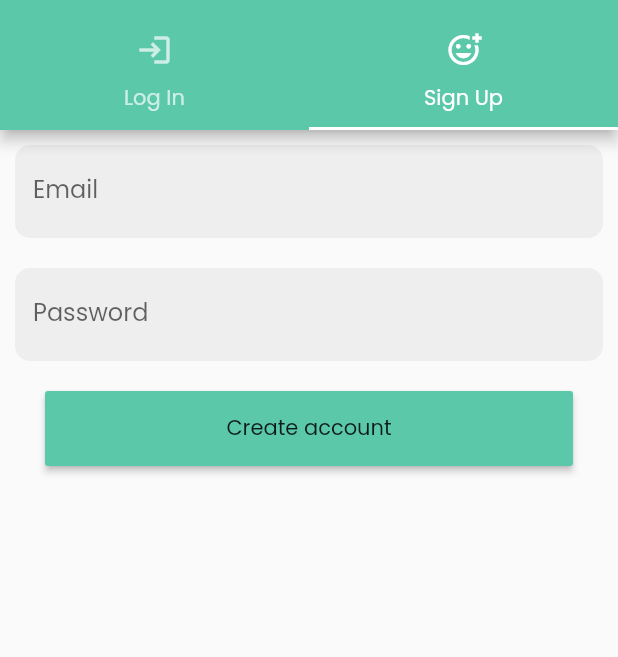
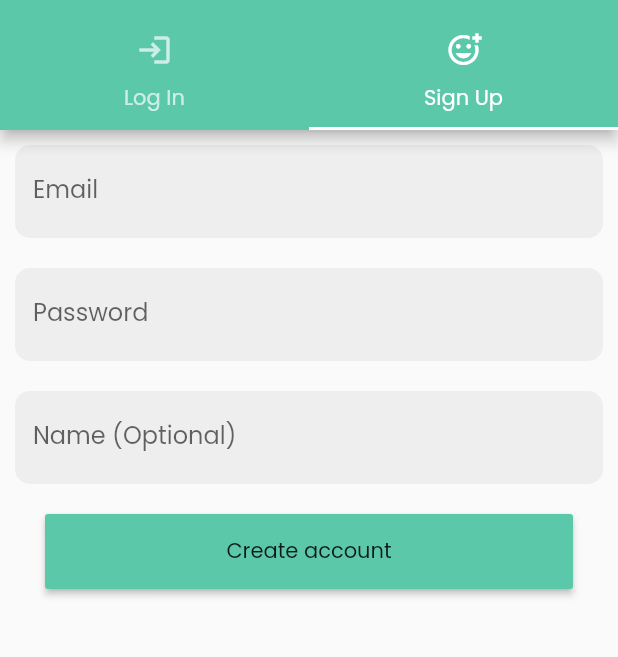
Before and after one commit to MCarlomagno/spending_tracker, a Flutter app: the screen it shows after launch, tab 2 chosen, on a phone screen of 412 x 824 dp, the part 65-722 px from its top. Run offline on Flutter 3.47's test engine with Material 2 defaults, Android fonts, the phone set to English and light mode, and no system bars; our stand-ins replace firebase_auth, firebase_core, get_it, sqflite; accounts and stored records are empty.

Commit message:
feat: update name information on settings

```diff
--- a/lib/services/authentication_service.dart
+++ b/lib/services/authentication_service.dart
@@ -4,6 +4,8 @@ class AuthenticationService {
   final FirebaseAuth _firebaseAuth = FirebaseAuth.instance;
 
   bool get isLoggedIn => this._firebaseAuth.currentUser != null;
+
+  User? get currentUser => this._firebaseAuth.currentUser;
 
   Future loginWithEmail({
     required String email,
@@ -24,12 +26,18 @@ class AuthenticationService {
   Future signUpWithEmail({
     required String email,
     required String password,
+    String? name,
   }) async {
     try {
       var authResult = await _firebaseAuth.createUserWithEmailAndPassword(
         email: email,
         password: password,
       );
+
+      if (authResult.user != null) {
+        await authResult.user!.updateDisplayName(name);
+      }
+
       return authResult.user != null;
     } catch (e) {
       print(e.toString());
@@ -45,4 +53,8 @@ class AuthenticationService {
       rethrow;
     }
   }
+
+  Future updateName({required String? name}) async {
+    await currentUser!.updateDisplayName(name);
+  }
 }
--- a/lib/widgets/auth/login_view.dart
+++ b/lib/widgets/auth/login_view.dart
@@ -53,7 +53,8 @@ class _LoginViewState extends State<LoginView> {
 
   @override
   Widget build(BuildContext context) {
-    return Column(
+    return SingleChildScrollView(
+      child: Column(
         mainAxisSize: MainAxisSize.min,
         children: [
           AppTextField(
@@ -88,6 +89,7 @@ class _LoginViewState extends State<LoginView> {
             onPressed: _loading ? null : _onSubmit,
           ),
         ],
+      ),
     );
   }
 }
--- a/lib/widgets/auth/signup_view.dart
+++ b/lib/widgets/auth/signup_view.dart
@@ -18,6 +18,7 @@ class _SignupViewState extends State<SignupView> {
   final _authenticationService = getIt<AuthenticationService>();
   final _emailController = TextEditingController();
   final _passwordController = TextEditingController();
+  final _nameController = TextEditingController();
 
   bool _loading = false;
   bool _errored = false;
@@ -32,6 +33,7 @@ class _SignupViewState extends State<SignupView> {
       await _authenticationService.signUpWithEmail(
         email: _emailController.text,
         password: _passwordController.text,
+        name: _nameController.text,
       );
       setState(() => _loading = false);
       Navigator.of(context).pushReplacement(
@@ -53,7 +55,8 @@ class _SignupViewState extends State<SignupView> {
 
   @override
   Widget build(BuildContext context) {
-    return Column(
+    return SingleChildScrollView(
+      child: Column(
         mainAxisSize: MainAxisSize.min,
         children: [
           AppTextField(
@@ -67,6 +70,11 @@ class _SignupViewState extends State<SignupView> {
             controller: _passwordController,
             labelText: 'Password',
             obscureText: true,
+          ),
+          AppTextField(
+            margin: EdgeInsets.all(10),
+            controller: _nameController,
+            labelText: 'Name (Optional)',
           ),
           Visibility(
             child: ErrorMessage(
@@ -88,6 +96,7 @@ class _SignupViewState extends State<SignupView> {
             onPressed: _loading ? null : _onSubmit,
           ),
         ],
+      ),
     );
   }
 }
```
Also changed, not shown: lib/widgets/home/app_bar.dart (+4 -4 lines), lib/widgets/settings/settings.dart (+19 -22 lines). Lines whose indentation alone changed are shown as unchanged.
